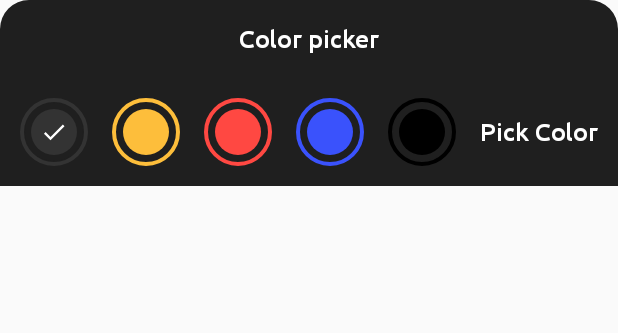
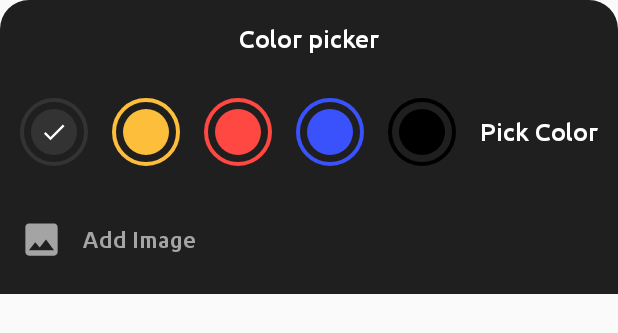
Before and after one commit to stefanluiken/ideaNotes, an Android app: the layout layout_miscellaneous.xml on its own in the app's theme, with its tools: preview values and no code run, on a phone screen of 412 x 824 dp. Shown: the top 333 px of the screen. Run offline under Robolectric (Android 15) with nearby library versions, the phone set to English and light mode, and no system bars.

Commit message:
Started implementation Image selector.

```diff
--- a/app/src/main/AndroidManifest.xml
+++ b/app/src/main/AndroidManifest.xml
@@ -1,11 +1,14 @@
 <?xml version="1.0" encoding="utf-8"?>
 <manifest xmlns:android="http://schemas.android.com/apk/res/android"
     package="com.example.ideanotes">
+
+    <uses-permission android:name="android.permission.READ_EXTERNAL_STORAGE"/>
 
     <application
         android:allowBackup="true"
         android:icon="@mipmap/ic_launcher"
         android:label="@string/app_name"
+        android:requestLegacyExternalStorage="true"
         android:roundIcon="@mipmap/ic_launcher_round"
         android:supportsRtl="true"
         android:theme="@style/Theme.IdeaNotes">
--- a/app/src/main/res/layout/layout_miscellaneous.xml
+++ b/app/src/main/res/layout/layout_miscellaneous.xml
@@ -1,6 +1,7 @@
 <?xml version="1.0" encoding="utf-8"?>
 <LinearLayout xmlns:android="http://schemas.android.com/apk/res/android"
     xmlns:app="http://schemas.android.com/apk/res-auto"
+    xmlns:tools="http://schemas.android.com/tools"
     android:id="@+id/layoutMiscellaneous"
     android:orientation="vertical"
     android:layout_width="match_parent"
@@ -16,7 +17,7 @@
         android:fontFamily="@font/ubuntu_medium"
         android:gravity="center"
         android:includeFontPadding="false"
-        android:text="Color picker"
+        android:text="@string/color_picker"
         android:textColor="@color/white"
         android:textSize="@dimen/_13ssp"/>
 
@@ -150,4 +151,33 @@
 
     </LinearLayout>
 
+    <LinearLayout
+        android:id="@+id/layoutAddImage"
+        android:layout_width="match_parent"
+        android:layout_height="@dimen/_35sdp"
+        android:layout_margin="@dimen/_10sdp"
+        android:gravity="center_vertical"
+        android:orientation="horizontal"
+        tools:ignore="UseCompoundDrawables">
+
+        <ImageView
+            android:layout_width="@dimen/_22sdp"
+            android:layout_height="@dimen/_22sdp"
+            android:contentDescription="@string/app_name"
+            android:src="@drawable/ic_image"
+            app:tint="@color/colorIcons" />
+
+        <TextView
+            android:layout_width="match_parent"
+            android:layout_height="wrap_content"
+            android:layout_marginStart="@dimen/_10sdp"
+            android:fontFamily="@font/ubuntu_medium"
+            android:includeFontPadding="false"
+            android:text="@string/add_image"
+            android:textColor="@color/colorIcons"
+            android:textSize="@dimen/_12ssp"/>
+
+
+    </LinearLayout>
+
 </LinearLayout>
--- a/app/src/main/res/values/strings.xml
+++ b/app/src/main/res/values/strings.xml
@@ -5,4 +5,6 @@
     <string name="idea_subtitle">Idea subtitle</string>
     <string name="type_your_ideas_here">Type your ideas here ...</string>
     <string name="pick_color">Pick Color</string>
+    <string name="add_image">Add Image</string>
+    <string name="color_picker">Color picker</string>
 </resources>
```
Also changed, not shown: app/src/main/java/com/example/ideanotes/activities/CreateNoteActivity.java (+46 -0 lines), app/src/main/res/layout/activity_create_note.xml (+14 -1 lines).
